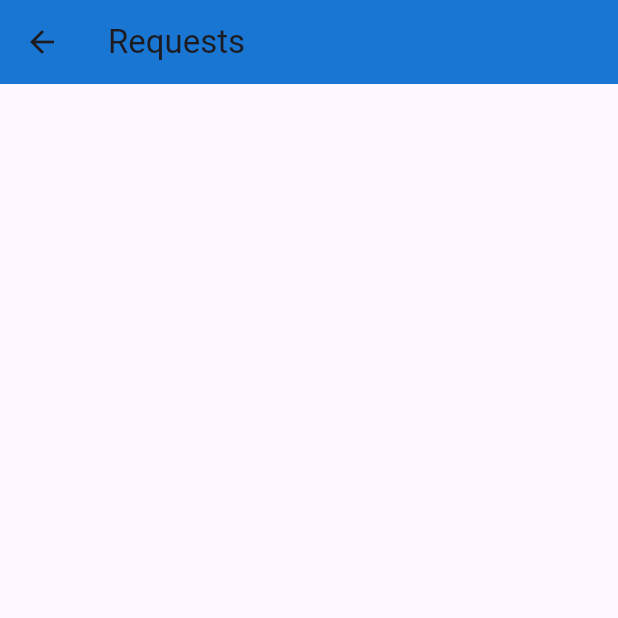
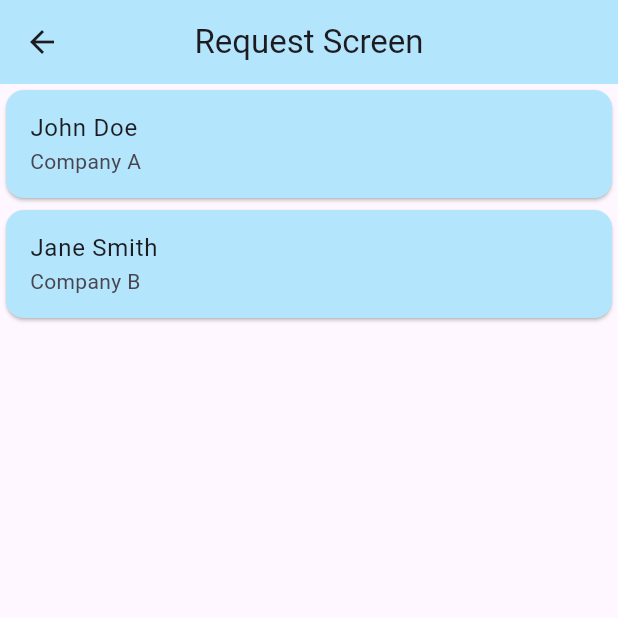
Before and after one commit to Warning-Team/Admin-Panel, a Flutter app: the screen it shows after launch, after a tap on "Requests", on a phone screen of 412 x 824 dp, the top half of it. Run offline on Flutter 3.47's test engine with Material 3 defaults, Android fonts, the phone set to English and light mode, and no system bars; our stand-ins replace flutter_screenutil, gap; network calls fail.

Commit message:
request screenda ikkita user qo'shildi va request https service qo'shildi request detail screen ham qo'shildi. Azamat qales

```diff
--- /dev/null
+++ b/lib/models/request.dart
@@ -0,0 +1,28 @@
+class Request {
+  int id;
+  int eId;
+  int cId;
+  DateTime date;
+  String description;
+  List<String> imgUrls;
+
+  Request({
+    required this.id,
+    required this.eId,
+    required this.cId,
+    required this.date,
+    required this.description,
+    required this.imgUrls,
+  });
+
+  factory Request.fromJson(Map<String, dynamic> json) {
+    return Request(
+      id: json['id'],
+      eId: json['eId'],
+      cId: json['cId'],
+      date: DateTime.parse(json['date']),
+      description: json['description'],
+      imgUrls: List<String>.from(json['imgUrls']),
+    );
+  }
+}
--- /dev/null
+++ b/lib/services/request_http_serrvice.dart
@@ -0,0 +1,28 @@
+import 'dart:convert';
+import 'package:admin_panel/models/request.dart';
+import 'package:http/http.dart' as http;
+
+class RequestsHttpService {
+  Future<Request> getRequest(String requestId) async {
+    final uri = Uri.parse(
+        "https://savdosanoatapp-default-rtdb.firebaseio.com/requests/$requestId.json");
+
+    try {
+      final response = await http.get(uri);
+
+      if (response.statusCode == 200) {
+        final data = jsonDecode(response.body);
+
+        if (data != null && data is Map<String, dynamic>) {
+          return Request.fromJson(data);
+        } else {
+          throw Exception('Invalid JSON format');
+        }
+      } else {
+        throw Exception('Failed to load request: ${response.statusCode}');
+      }
+    } catch (e) {
+      throw Exception('Error fetching request: $e');
+    }
+  }
+}
--- a/lib/views/screens/requests.dart
+++ b/lib/views/screens/requests.dart
@@ -1,3 +1,5 @@
+import 'package:admin_panel/models/user.dart';
+import 'package:admin_panel/views/screens/request_detail_screen.dart';
 import 'package:flutter/material.dart';
 
 class RequestsScreen extends StatefulWidget {
@@ -8,14 +10,80 @@ class RequestsScreen extends StatefulWidget {
 }
 
 class _RequestsScreenState extends State<RequestsScreen> {
+  List<User> users = [];
+
+  @override
+  void initState() {
+    super.initState();
+    fetchData();
+  }
+
+  void fetchData() async {
+    List<User> fetchedUsers = await fetchUsersFromApi();
+    setState(() {
+      users = fetchedUsers;
+    });
+  }
+
+  Future<List<User>> fetchUsersFromApi() async {
+    await Future.delayed(const Duration(seconds: 0));
+    return [
+      User(
+        id: 1,
+        apiId: 'api_001',
+        name: 'John',
+        surname: 'Doe',
+        phoneNumber: '123456789',
+        workPlace: 'Company A',
+        login: 'john.doe',
+        password: 'password',
+        role: 'user',
+      ),
+      User(
+        id: 2,
+        apiId: 'api_002',
+        name: 'Jane',
+        surname: 'Smith',
+        phoneNumber: '987654321',
+        workPlace: 'Company B',
+        login: 'jane.smith',
+        password: 'password',
+        role: 'admin',
+      ),
+    ];
+  }
+
   @override
   Widget build(BuildContext context) {
     return Scaffold(
       appBar: AppBar(
-        title: Text(
-          "Requests",
-        ),
-        backgroundColor: Colors.blue.shade700,
+        title: const Text("Request Screen"),
+        centerTitle: true,
+        backgroundColor: Colors.lightBlue.shade100,
+      ),
+      body: ListView.builder(
+        itemCount: users.length,
+        itemBuilder: (context, index) {
+          final user = users[index];
+          return GestureDetector(
+            onTap: () {
+              Navigator.push(
+                context,
+                MaterialPageRoute(
+                  builder: (context) =>
+                      const RequestDetailsScreen(requestId: 'request1'),
+                ),
+              );
+            },
+            child: Card(
+              color: Colors.lightBlue.shade100,
+              child: ListTile(
+                title: Text('${user.name} ${user.surname}'),
+                subtitle: Text(user.workPlace),
+              ),
+            ),
+          );
+        },
       ),
     );
   }
--- a/pubspec.yaml
+++ b/pubspec.yaml
@@ -38,6 +38,8 @@ dependencies:
   gap: ^3.0.1
   json_annotation: ^4.9.0
   http: ^1.2.1
+  firebase_core: ^3.1.0
+  cloud_firestore: ^5.0.1
 
 dev_dependencies:
   flutter_test:
```
Also changed, not shown: lib/views/screens/request_detail_screen.dart (added, +91 -0 lines), lib/controllers/users_controller.dart (line endings or trailing spaces), pubspec.lock, 3 other files.
